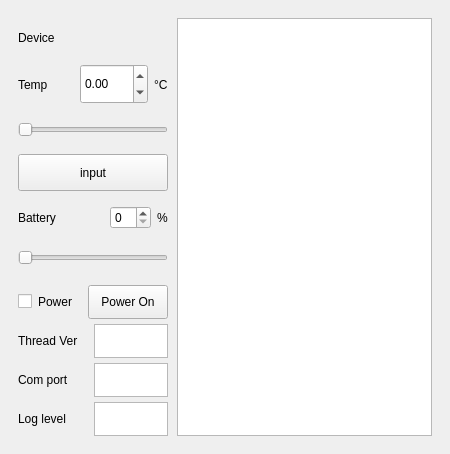
Old version of the form res/view/temperature.ui in the repository Samsung/ioter.
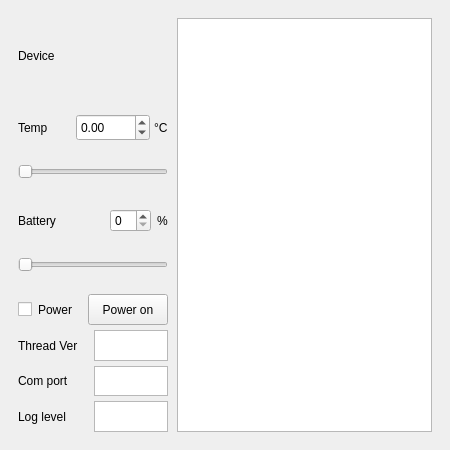
New version of the form.

Patch:
```diff
--- a/res/view/temperature.ui
+++ b/res/view/temperature.ui
@@ -7,7 +7,7 @@
     <x>0</x>
     <y>0</y>
     <width>450</width>
-    <height>454</height>
+    <height>450</height>
    </rect>
   </property>
   <property name="windowTitle">
@@ -151,7 +151,10 @@
              <number>6</number>
             </property>
             <item>
-             <layout class="QVBoxLayout" name="verticalLayout_7" stretch="1,1,2,2">
+             <layout class="QVBoxLayout" name="verticalLayout_7" stretch="1,1,1,0">
+              <property name="spacing">
+               <number>18</number>
+              </property>
               <item>
                <layout class="QHBoxLayout" name="horizontalLayout_6" stretch="1">
                 <item>
@@ -162,6 +165,9 @@
                     <verstretch>0</verstretch>
                    </sizepolicy>
                   </property>
+                  <property name="frameShape">
+                   <enum>QFrame::NoFrame</enum>
+                  </property>
                   <property name="text">
                    <string>Device</string>
                   </property>
@@ -170,28 +176,40 @@
                </layout>
               </item>
               <item>
-               <layout class="QHBoxLayout" name="horizontalLayout_5" stretch="1,1">
+               <layout class="QVBoxLayout" name="verticalLayout_6" stretch="0,0">
+                <property name="spacing">
+                 <number>12</number>
+                </property>
                 <item>
-                 <widget class="QLabel" name="labelDeviceTemp">
-                  <property name="sizePolicy">
-                   <sizepolicy hsizetype="Preferred" vsizetype="Expanding">
-                    <horstretch>0</horstretch>
-                    <verstretch>0</verstretch>
-                   </sizepolicy>
+                 <layout class="QHBoxLayout" name="horizontalLayout_4" stretch="1,0,0">
+                  <property name="spacing">
+                   <number>4</number>
                   </property>
-                  <property name="text">
-                   <string>Temp</string>
-                  </property>
-                 </widget>
-                </item>
-                <item>
-                 <layout class="QHBoxLayout" name="horizontalLayout_4" stretch="0,0">
+                  <item>
+                   <widget class="QLabel" name="labelDeviceTemp">
+                    <property name="sizePolicy">
+                     <sizepolicy hsizetype="Preferred" vsizetype="Preferred">
+                      <horstretch>0</horstretch>
+                      <verstretch>0</verstretch>
+                     </sizepolicy>
+                    </property>
+                    <property name="text">
+                     <string>Temp</string>
+                    </property>
+                   </widget>
+                  </item>
                   <item>
                    <widget class="QDoubleSpinBox" name="doubleSpinBoxInput">
                     <property name="minimumSize">
                      <size>
-                      <width>0</width>
-                      <height>40</height>
+                      <width>74</width>
+                      <height>27</height>
+                     </size>
+                    </property>
+                    <property name="maximumSize">
+                     <size>
+                      <width>74</width>
+                      <height>27</height>
                      </size>
                     </property>
                     <property name="minimum">
@@ -211,10 +229,6 @@
                   </item>
                  </layout>
                 </item>
-               </layout>
-              </item>
-              <item>
-               <layout class="QVBoxLayout" name="verticalLayout_10" stretch="0,0">
                 <item>
                  <widget class="QSlider" name="horizontalSliderTemp">
                   <property name="sizePolicy">
@@ -228,25 +242,12 @@
                   </property>
                  </widget>
                 </item>
-                <item>
-                 <widget class="QPushButton" name="pushButtonInput">
-                  <property name="sizePolicy">
-                   <sizepolicy hsizetype="Preferred" vsizetype="Preferred">
-                    <horstretch>0</horstretch>
-                    <verstretch>0</verstretch>
-                   </sizepolicy>
-                  </property>
-                  <property name="text">
-                   <string>input</string>
-                  </property>
-                 </widget>
-                </item>
                </layout>
               </item>
               <item>
-               <layout class="QVBoxLayout" name="verticalLayout_10" stretch="1,1">
+               <layout class="QVBoxLayout" name="verticalLayout_10" stretch="0,0">
                 <property name="spacing">
-                 <number>0</number>
+                 <number>12</number>
                 </property>
                 <property name="topMargin">
                  <number>0</number>
@@ -308,6 +309,19 @@
                 </item>
                </layout>
               </item>
+              <item>
+               <spacer name="horizontalSpacer">
+                <property name="orientation">
+                 <enum>Qt::Horizontal</enum>
+                </property>
+                <property name="sizeHint" stdset="0">
+                 <size>
+                  <width>40</width>
+                  <height>6</height>
+                 </size>
+                </property>
+               </spacer>
+              </item>
              </layout>
             </item>
            </layout>
@@ -342,10 +356,13 @@
                 <property name="orientation">
                  <enum>Qt::Vertical</enum>
                 </property>
+                <property name="sizeType">
+                 <enum>QSizePolicy::Preferred</enum>
+                </property>
                 <property name="sizeHint" stdset="0">
                  <size>
                   <width>5</width>
-                  <height>40</height>
+                  <height>30</height>
                  </size>
                 </property>
                </spacer>
@@ -370,7 +387,7 @@
               <property name="minimumSize">
                <size>
                 <width>0</width>
-                <height>34</height>
+                <height>0</height>
                </size>
               </property>
               <property name="maximumSize">
@@ -380,7 +397,7 @@
                </size>
               </property>
               <property name="text">
-               <string>Power On</string>
+               <string>Power on</string>
               </property>
              </widget>
             </item>
@@ -409,7 +426,7 @@
               <property name="minimumSize">
                <size>
                 <width>0</width>
-                <height>34</height>
+                <height>0</height>
                </size>
               </property>
               <property name="maximumSize">
@@ -445,7 +462,7 @@
               <property name="minimumSize">
                <size>
                 <width>0</width>
-                <height>34</height>
+                <height>0</height>
                </size>
               </property>
               <property name="maximumSize">
@@ -481,7 +498,7 @@
               <property name="minimumSize">
                <size>
                 <width>0</width>
-                <height>34</height>
+                <height>0</height>
                </size>
               </property>
               <property name="maximumSize">
```
